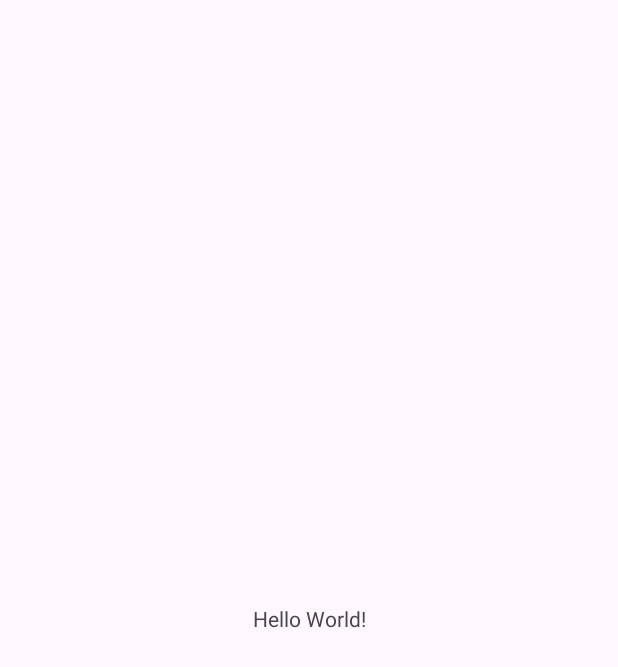
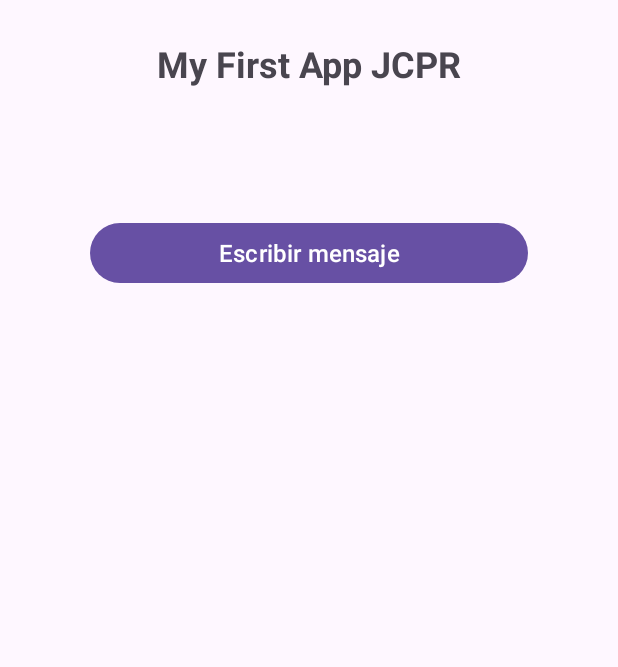
Before and after one commit to JoseCarlos-04/MyFirstAppJCPR, an Android app: the screen it shows after launch (MainActivity), on a phone screen of 412 x 824 dp. Before the commit the part shown is almost empty. Shown: the top 667 px of the screen. Run offline under Robolectric (Android 15) with nearby library versions, the phone set to English and light mode, and no system bars.

Commit message:
Class work - Design

```diff
--- a/app/src/main/AndroidManifest.xml
+++ b/app/src/main/AndroidManifest.xml
@@ -13,6 +13,12 @@
         android:theme="@style/Theme.MyFirstAppJCPR"
         tools:targetApi="31">
         <activity
+            android:name=".ThirdActivity"
+            android:exported="false" />
+        <activity
+            android:name=".SecondActivity"
+            android:exported="false" />
+        <activity
             android:name=".MainActivity"
             android:exported="true">
             <intent-filter>
--- a/app/src/main/res/layout/activity_main.xml
+++ b/app/src/main/res/layout/activity_main.xml
@@ -7,13 +7,30 @@
     android:layout_height="match_parent"
     tools:context=".MainActivity">
 
-    <TextView
-        android:layout_width="wrap_content"
-        android:layout_height="wrap_content"
-        android:text="Hello World!"
-        app:layout_constraintBottom_toBottomOf="parent"
-        app:layout_constraintEnd_toEndOf="parent"
-        app:layout_constraintStart_toStartOf="parent"
-        app:layout_constraintTop_toTopOf="parent" />
 
+    <LinearLayout
+        android:layout_width="match_parent"
+        android:layout_height="match_parent"
+        android:orientation="vertical"
+        tools:layout_editor_absoluteX="1dp"
+        tools:layout_editor_absoluteY="1dp">
+
+        <TextView
+            android:id="@+id/textTitle"
+            android:layout_width="match_parent"
+            android:layout_height="wrap_content"
+            android:textSize="24sp"
+            android:textStyle="bold"
+            android:textAlignment="center"
+            android:layout_margin="26dp"
+            android:text="My First App JCPR"/>
+
+        <Button
+            android:id="@+id/btnWriteMessage"
+            android:layout_width="match_parent"
+            android:layout_height="wrap_content"
+            android:text="Escribir mensaje"
+            android:textSize="16sp"
+            android:layout_margin="60dp"/>
+    </LinearLayout>
 </androidx.constraintlayout.widget.ConstraintLayout>
```
Also changed, not shown: app/src/main/java/com/iescarrillo/myfirstappjcpr/SecondActivity.java (added, +24 -0 lines), app/src/main/java/com/iescarrillo/myfirstappjcpr/ThirdActivity.java (added, +24 -0 lines), app/src/main/res/layout/activity_second.xml (added, +68 -0 lines), app/src/main/res/layout/activity_third.xml (added, +16 -0 lines).
